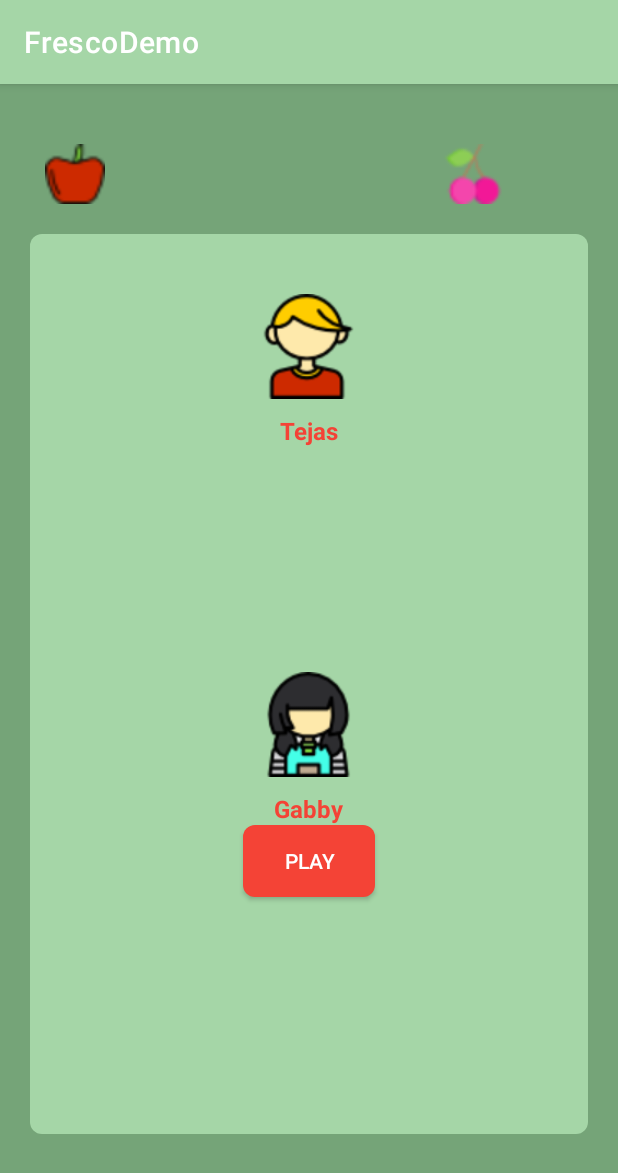
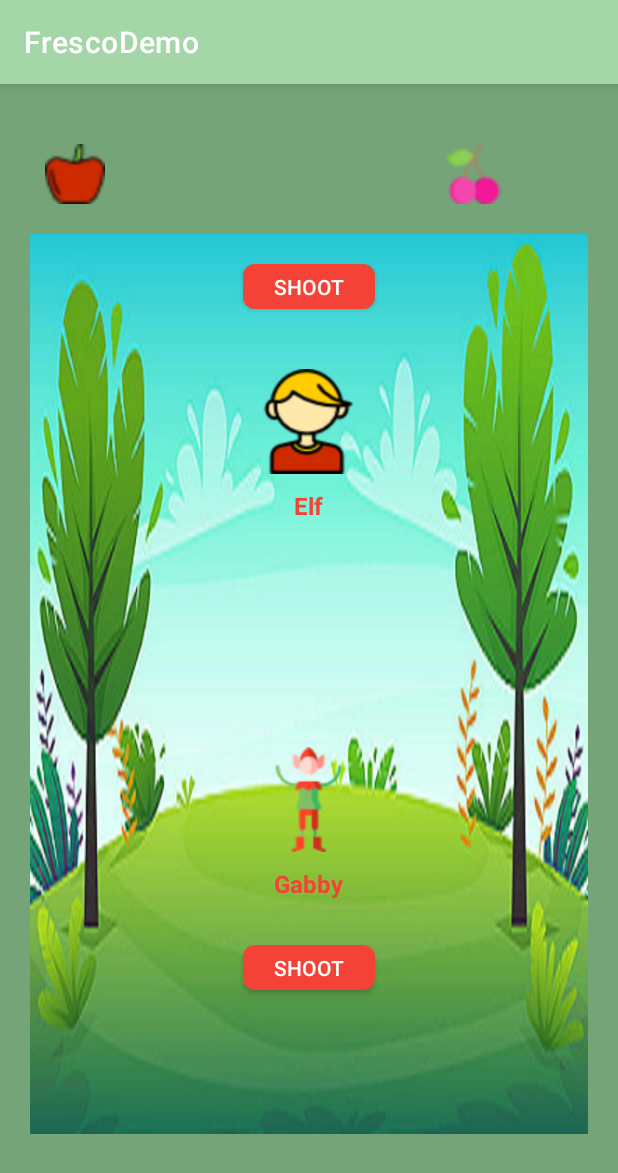
Before and after one commit to klaus19/FrescoDemo, an Android app: the screen it shows after launch (MainActivity), after a tap on "CHERRY", on a phone screen of 412 x 824 dp. Shown: the top 1173 px of the screen. Run offline under Robolectric (Android 15) with nearby library versions, the phone set to English and light mode, and no system bars; 2 other taps on this screen came first.

Commit message:
Removed a bug

```diff
--- a/app/src/main/java/com/example/frescodemo/MainActivity.kt
+++ b/app/src/main/java/com/example/frescodemo/MainActivity.kt
@@ -37,12 +37,6 @@ class MainActivity : AppCompatActivity() {
             }
         }
 
-        with(binding) {
-            btnPlay.setOnClickListener {
-                createFight()
-                btnPlay.visibility = View.GONE
-            }
-        }
 
     }
 
@@ -60,19 +54,12 @@ class MainActivity : AppCompatActivity() {
             val i: Int = random.nextInt(hashPictures.size)
             val picture = hashPictures.toList()[i]
             binding.txtName.text = picture.first
-            binding.player1Image.setImageResource(picture.second.toIntOrNull() ?: 0)
+            binding.player2Image.setImageResource(picture.second.toIntOrNull() ?: 0)
         }
 
-        binding.btnPlayer2.visibility = View.GONE
-        visibility()
-
+        binding.btnPlayer2.text = "Shoot"
     }
 
-    private fun visibility() {
-        if (binding.btnPlayer1.visibility == View.GONE && binding.btnPlayer2.visibility == View.GONE) {
-            binding.btnPlay.visibility = View.VISIBLE
-        }
-    }
 
     private fun markRainbowplayer1() {
         val hashPictures: HashMap<String, String> = HashMap()
@@ -90,10 +77,7 @@ class MainActivity : AppCompatActivity() {
             binding.txtName.text = picture.first
             binding.player1Image.setImageResource(picture.second.toIntOrNull() ?: 0)
         }
-
-        binding.btnPlayer1.visibility = View.GONE
-        visibility()
-
+        binding.btnPlayer1.text = "Shoot"
     }
 
     //Creating a logic for fight between Apple and cherry
@@ -102,7 +86,6 @@ class MainActivity : AppCompatActivity() {
               binding.txtName.visibility = View.GONE
               binding.txtName2.visibility = View.GONE
 
-        ObjectAnimator.ofFloat(binding.player1Image,)
 
 
         }
--- a/app/src/main/res/layout/activity_main.xml
+++ b/app/src/main/res/layout/activity_main.xml
@@ -60,12 +60,12 @@
         android:layout_marginLeft="20dp"
         android:layout_marginTop="100dp"
         android:layout_marginRight="20dp"
-        android:background="@drawable/linear">
+        android:background="@drawable/grass">
 
         <androidx.appcompat.widget.AppCompatButton
             android:id="@+id/btnPlayer1"
             android:layout_width="wrap_content"
-            android:layout_height="wrap_content"
+            android:layout_height="30dp"
             android:layout_centerHorizontal="true"
             android:layout_marginTop="20dp"
             android:background="@drawable/backgroundcolor"
@@ -117,7 +117,7 @@
         <androidx.appcompat.widget.AppCompatButton
             android:id="@+id/btnPlayer2"
             android:layout_width="wrap_content"
-            android:layout_height="wrap_content"
+            android:layout_height="30dp"
             android:layout_below="@id/txtName2"
             android:layout_centerHorizontal="true"
             android:layout_marginTop="30dp"
@@ -126,17 +126,6 @@
             android:text="Cherry"
             android:textColor="#FFFFFF" />
 
-        <androidx.appcompat.widget.AppCompatButton
-            android:layout_width="wrap_content"
-            android:layout_height="wrap_content"
-            android:id="@+id/btnPlay"
-            android:layout_below="@id/btnPlayer2"
-            android:background="@drawable/backgroundcolor"
-            android:textColor="#FFFFFF"
-            android:layout_centerHorizontal="true"
-            android:visibility="invisible"
-            android:gravity="center"
-            android:text="Play"></androidx.appcompat.widget.AppCompatButton>
 
     </RelativeLayout>
 
```
Also changed, not shown: app/src/main/res/drawable/grass.png (added). Lines whose indentation alone changed are shown as unchanged.
